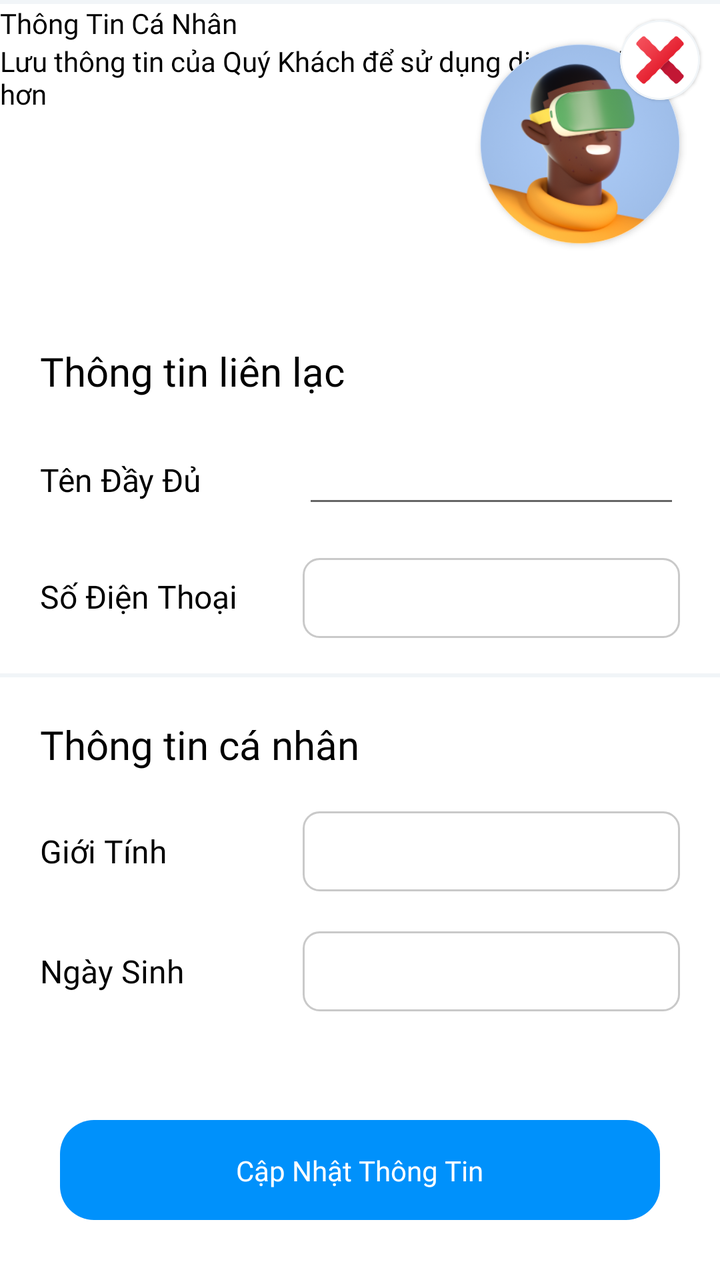
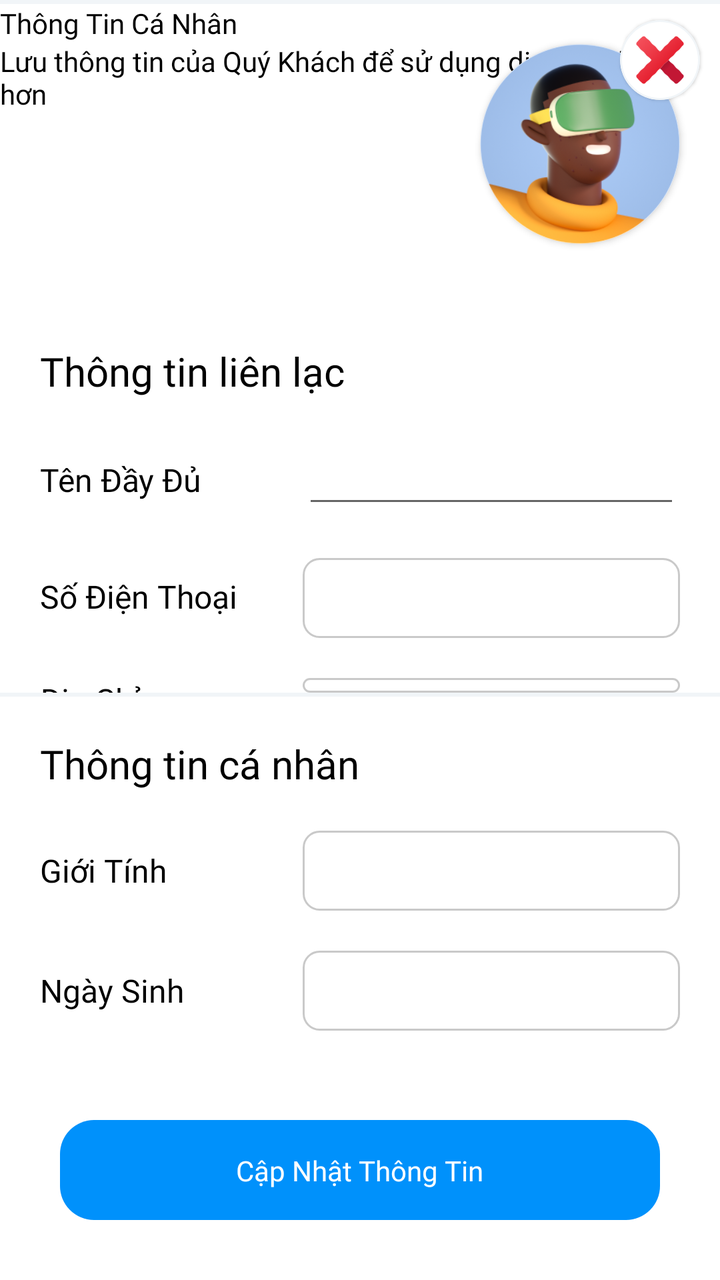

An Android layout rendered at two revisions. The XML below is the earlier revision; the diff shows what the commit changed to produce the second picture.
<!-- AndroidManifest.xml: application theme Base.Theme.TEPTimeshareExchangePlatform -->
<!-- res/layout/dialog_member_info.xml -->
<?xml version="1.0" encoding="utf-8"?>
<androidx.constraintlayout.widget.ConstraintLayout
    xmlns:android="http://schemas.android.com/apk/res/android"
    xmlns:app="http://schemas.android.com/apk/res-auto"
    xmlns:tools="http://schemas.android.com/tools"
    android:layout_width="match_parent"
    android:layout_height="match_parent">

    
    <com.google.android.material.card.MaterialCardView
        android:layout_width="40dp"
        android:layout_height="40dp"
        android:layout_margin="10dp"
        android:layout_marginEnd="10dp"
        android:clickable="true"
        android:elevation="10dp"
        app:cardCornerRadius="60dp"
        app:layout_constraintEnd_toEndOf="parent"
        app:layout_constraintTop_toTopOf="parent"
        app:strokeColor="@color/primary_background_F9"
        app:strokeWidth="1dp">


        <ImageView
            android:id="@+id/im_close"
            android:layout_width="wrap_content"
            android:layout_height="wrap_content"
            android:layout_gravity="center"
            android:layout_margin="5dp"
            android:scaleType="centerCrop"
            android:src="@drawable/ic_close" />
    </com.google.android.material.card.MaterialCardView>

    
    <LinearLayout
        android:layout_width="match_parent"
        android:layout_height="match_parent"
        android:background="@color/primary_background_F9"
        android:orientation="vertical"
        android:weightSum="10"
        app:layout_constraintTop_toTopOf="parent">

        
        <androidx.constraintlayout.widget.ConstraintLayout
            android:layout_marginTop="2dp"
            android:background="@color/white"
            android:layout_width="match_parent"
            android:layout_height="150dp">

            <TextView
                android:id="@+id/textView29"
                android:layout_width="0dp"
                android:layout_height="wrap_content"
                android:fontFamily="@font/inter_bold"
                android:text="Thông Tin Cá Nhân"
                android:textColor="@color/black"
                app:layout_constraintStart_toStartOf="parent"
                app:layout_constraintTop_toTopOf="parent">

            </TextView>

            <TextView
                android:layout_width="0dp"
                android:layout_height="wrap_content"
                android:fontFamily="@font/inter_bold"
                android:text="Lưu thông tin của Quý Khách để sử dụng dịch vụ nhanh hơn"
                android:textColor="@color/black"
                app:layout_constraintStart_toStartOf="parent"
                app:layout_constraintTop_toBottomOf="@+id/textView29">

            </TextView>

            <androidx.cardview.widget.CardView
                android:layout_width="100dp"
                android:layout_height="100dp"
                app:cardCornerRadius="50dp"
                android:layout_marginEnd="20dp"
                android:layout_marginTop="20dp"
                app:layout_constraintEnd_toEndOf="parent"
                app:layout_constraintTop_toTopOf="parent">
                <ImageView
                    android:layout_width="match_parent"
                    android:layout_height="match_parent"
                    android:scaleType="centerCrop"
                    android:src="@drawable/ic_user_default_avt" />
            </androidx.cardview.widget.CardView>



        </androidx.constraintlayout.widget.ConstraintLayout>


        
        <LinearLayout
            android:layout_width="match_parent"
            android:layout_height="0dp"
            android:layout_weight="3.8"
            android:background="@color/white"
            android:orientation="vertical"
            android:paddingStart="20dp"
            android:paddingTop="20dp"
            android:paddingEnd="20dp">
            
            <TextView
                android:id="@+id/textView26"
                android:layout_width="match_parent"
                android:layout_height="wrap_content"
                android:fontFamily="@font/inter_extrabold"
                android:maxLines="1"
                android:text="Thông tin liên lạc"
                android:textColor="@color/black"
                android:textSize="20dp"
                app:layout_constraintStart_toStartOf="parent"
                app:layout_constraintTop_toTopOf="parent" />

            
            <LinearLayout
                android:layout_width="match_parent"
                android:layout_height="40dp"
                android:layout_marginTop="20dp"
                android:orientation="horizontal"
                android:weightSum="10"
                app:layout_constraintEnd_toEndOf="parent"
                app:layout_constraintTop_toBottomOf="@+id/textView26">

                
                <TextView
                    android:id="@+id/textView27"
                    android:layout_width="0dp"
                    android:layout_height="wrap_content"
                    android:layout_weight="3.5"
                    android:fontFamily="@font/inter_semibold"
                    android:text="Tên Đầy Đủ"
                    android:textColor="@color/black"
                    android:textSize="16dp"
                    app:layout_constraintBottom_toBottomOf="parent"
                    app:layout_constraintStart_toStartOf="parent"
                    app:layout_constraintTop_toTopOf="parent" />

                
                <EditText
                    android:id="@+id/edt_fullname"
                    android:layout_width="0dp"
                    android:layout_height="match_parent"
                    android:layout_marginStart="30dp"
                    android:layout_weight="6.5"
                    android:fontFamily="@font/inter_semibold"
                    android:inputType="textPersonName"
                    android:maxLines="1"
                    android:paddingStart="10dp"
                    android:textColor="@color/black"
                    android:textSize="14dp"
                    app:layout_constraintBottom_toBottomOf="parent"
                    app:layout_constraintEnd_toEndOf="parent"
                    app:layout_constraintStart_toEndOf="@+id/textView27"
                    app:layout_constraintTop_toTopOf="parent" />


            </LinearLayout>

            
            <LinearLayout
                android:layout_width="match_parent"
                android:layout_height="40dp"
                android:layout_marginTop="20dp"
                android:orientation="horizontal"
                android:weightSum="10">

                
                <TextView
                    android:layout_width="0dp"
                    android:layout_height="wrap_content"
                    android:layout_weight="3.5"
                    android:fontFamily="@font/inter_semibold"
                    android:text="Số Điện Thoại"
                    android:textColor="@color/black"
                    android:textSize="16dp" />

                
                <EditText
                    android:id="@+id/edt_phone"
                    android:layout_width="0dp"
                    android:layout_height="match_parent"
                    android:layout_marginStart="30dp"
                    android:layout_weight="6.5"
                    android:background="@drawable/background_stroke_around"
                    android:fontFamily="@font/inter_semibold"
                    android:inputType="phone"
                    android:maxLines="1"
                    android:paddingStart="10dp"
                    android:textColor="@color/black"
                    android:textSize="14dp" />


            </LinearLayout>

            
            <LinearLayout
                android:layout_width="match_parent"
                android:layout_height="40dp"
                android:layout_marginTop="20dp"
                android:orientation="horizontal"
                android:weightSum="10">

                
                <TextView
                    android:layout_width="0dp"
                    android:layout_height="wrap_content"
                    android:layout_weight="3.5"
                    android:fontFamily="@font/inter_semibold"
                    android:text="Email"
                    android:textColor="@color/black"
                    android:textSize="16dp" />

                
                <EditText
                    android:id="@+id/edt_email"
                    android:layout_width="0dp"
                    android:layout_height="match_parent"
                    android:layout_marginStart="30dp"
                    android:layout_weight="6.5"
                    android:background="@drawable/background_stroke_around"
                    android:fontFamily="@font/inter_semibold"
                    android:inputType="textEmailAddress"
                    android:maxLines="1"
                    android:paddingStart="10dp"
                    android:textColor="@color/black"
                    android:textSize="14dp" />


            </LinearLayout>

            
            <LinearLayout
                android:layout_width="match_parent"
                android:layout_height="wrap_content"
                android:layout_marginTop="20dp"
                android:gravity="center"
                android:minHeight="40dp"
                android:orientation="horizontal"
                android:weightSum="10">

                
                <TextView
                    android:layout_width="0dp"
                    android:layout_height="wrap_content"
                    android:layout_weight="3.5"
                    android:fontFamily="@font/inter_semibold"
                    android:text="Địa Chỉ"
                    android:textColor="@color/black"
                    android:textSize="16dp" />

                
                <EditText
                    android:id="@+id/edt_address"
                    android:layout_width="0dp"
                    android:layout_height="wrap_content"
                    android:layout_marginStart="30dp"
                    android:layout_weight="6.5"
                    android:background="@drawable/background_stroke_around"
                    android:fontFamily="@font/inter_semibold"
                    android:inputType="textMultiLine"
                    android:maxLines="3"
                    android:minHeight="40dp"
                    android:paddingStart="10dp"
                    android:textColor="@color/black"
                    android:textSize="14dp" />
            </LinearLayout>
        </LinearLayout>

        
        <LinearLayout
            android:layout_width="match_parent"
            android:layout_height="0dp"
            android:layout_marginTop="2dp"
            android:layout_weight="6.2"
            android:background="@color/white"
            android:orientation="vertical"
            android:paddingStart="20dp"
            android:paddingTop="20dp"
            android:paddingEnd="20dp">
            
            <TextView
                android:layout_width="match_parent"
                android:layout_height="wrap_content"
                android:fontFamily="@font/inter_extrabold"
                android:maxLines="1"
                android:text="Thông tin cá nhân"
                android:textColor="@color/black"
                android:textSize="20dp"
                app:layout_constraintStart_toStartOf="parent"
                app:layout_constraintTop_toTopOf="parent" />

            
            <LinearLayout
                android:gravity="center"
                android:layout_width="match_parent"
                android:layout_height="40dp"
                android:layout_marginTop="20dp"
                android:orientation="horizontal"
                android:weightSum="10"
                app:layout_constraintEnd_toEndOf="parent"
                app:layout_constraintTop_toBottomOf="@+id/textView26">

                
                <TextView
                    android:layout_width="0dp"
                    android:layout_height="wrap_content"
                    android:layout_weight="3.5"
                    android:fontFamily="@font/inter_semibold"
                    android:text="Giới Tính"
                    android:textColor="@color/black"
                    android:textSize="16dp"
                    app:layout_constraintBottom_toBottomOf="parent"
                    app:layout_constraintStart_toStartOf="parent"
                    app:layout_constraintTop_toTopOf="parent" />

                
                <Spinner
                    android:id="@+id/sp_gender"
                    style="@style/CustomSpinner"
                    android:layout_width="0dp"
                    android:layout_height="match_parent"
                    android:layout_marginStart="30dp"
                    android:layout_weight="6.5"
                    android:background="@drawable/background_stroke_around"
                    android:fontFamily="@font/inter_semibold"
                    android:inputType="textPersonName"
                    android:maxLines="1"
                    android:textColor="@color/black"
                    android:textSize="14dp"
                    app:layout_constraintBottom_toBottomOf="parent"
                    app:layout_constraintEnd_toEndOf="parent"
                    app:layout_constraintStart_toEndOf="@+id/textView27"
                    app:layout_constraintTop_toTopOf="parent" />


            </LinearLayout>

            
            <LinearLayout
                android:layout_width="match_parent"
                android:layout_height="40dp"
                android:layout_marginTop="20dp"
                android:gravity="center"
                android:orientation="horizontal"
                android:weightSum="10">

                
                <TextView
                    android:layout_width="0dp"
                    android:layout_height="wrap_content"
                    android:layout_weight="3.5"
                    android:fontFamily="@font/inter_semibold"
                    android:text="Ngày Sinh"
                    android:textColor="@color/black"
                    android:textSize="16dp" />

                
                <TextView
                    android:id="@+id/tv_dob"
                    android:gravity="center|left"
                    android:layout_width="0dp"
                    android:layout_height="match_parent"
                    android:layout_marginStart="30dp"
                    android:layout_weight="6.5"
                    android:background="@drawable/background_stroke_around"
                    android:fontFamily="@font/inter_semibold"
                    android:maxLines="1"
                    android:paddingStart="10dp"
                    android:textColor="@color/black"
                    android:textSize="14dp" />


            </LinearLayout>


        </LinearLayout>


    </LinearLayout>

    <androidx.constraintlayout.widget.ConstraintLayout
        android:id="@+id/ctr_request_button"
        android:layout_width="match_parent"
        android:layout_height="50dp"
        android:layout_margin="30dp"
        android:background="@drawable/ripple_effect_white"
        android:backgroundTint="@color/blue_see_more"
        android:clickable="true"
        app:layout_constraintBottom_toBottomOf="parent"
        app:layout_constraintEnd_toEndOf="parent"
        app:layout_constraintStart_toStartOf="parent">

        <LinearLayout
            android:layout_width="match_parent"
            android:layout_height="wrap_content"
            android:gravity="center"
            android:orientation="vertical"
            app:layout_constraintBottom_toBottomOf="parent"
            app:layout_constraintTop_toTopOf="parent"
            tools:layout_editor_absoluteX="0dp">

            <TextView
                android:layout_width="wrap_content"
                android:layout_height="wrap_content"
                android:layout_gravity="center"
                android:fontFamily="@font/inter_semibold"
                android:text="Cập Nhật Thông Tin"
                android:textColor="@color/white" />
        </LinearLayout>
    </androidx.constraintlayout.widget.ConstraintLayout>


</androidx.constraintlayout.widget.ConstraintLayout>
<!-- resources referenced by this layout -->
<resources>
  <color name="black">#FF000000</color>
  <color name="blue_see_more">#0091FB</color>
  <color name="primary_background_F9">#BFEDF2F6</color>
  <color name="white">#FFFFFFFF</color>
  <!-- drawable background_stroke_around (drawable) -->
  <?xml version="1.0" encoding="utf-8"?>
  <shape xmlns:android="http://schemas.android.com/apk/res/android"
      android:shape="rectangle"
      >
      <stroke android:width="1dp" android:color="@color/primary_background"/>
      <corners android:radius="8dp"/>
  
  </shape>
  <!-- drawable ic_close: png bitmap (drawable, 2827 bytes) -->
  <!-- drawable ic_user_default_avt: png bitmap (drawable, 53196 bytes) -->
  <!-- drawable ripple_effect_white (drawable) -->
  <?xml version="1.0" encoding="utf-8"?>
  <ripple xmlns:android="http://schemas.android.com/apk/res/android"
      android:color="?android:attr/colorControlHighlight">
      <item>
          <shape android:shape="rectangle">
              <corners android:radius="17dp"></corners>
              <solid android:color="@color/gray_light_background"></solid>
          </shape>
      </item>
  </ripple>
  <style name="CustomSpinner" parent="Widget.AppCompat.Spinner.Underlined">
          <item name="android:background">@drawable/spinner_background</item>
          <item name="android:padding">10dp</item>
          <item name="android:textSize">16sp</item>
      </style>
  <style name="Base.Theme.TEPTimeshareExchangePlatform" parent="Theme.MaterialComponents.DayNight.NoActionBar">
          <item name="android:statusBarColor">@color/white</item>
          <item name="android:windowLightStatusBar">true
          </item> 
      </style>
  <color name="primary_background">#C9C9C9</color>
  <color name="gray_light_background">#EDF2F6</color>
  <!-- drawable spinner_background (drawable) -->
  <?xml version="1.0" encoding="utf-8"?>
  <shape xmlns:android="http://schemas.android.com/apk/res/android">
      <solid android:color="@android:color/white" />
      <corners android:radius="8dp" />
      <stroke
          android:width="1dp"
          android:color="@android:color/darker_gray" />
  </shape>
</resources>

<!-- the commit's change to res/layout/dialog_member_info.xml (unified diff, before → after) -->
@@ -94,7 +94,7 @@
         <LinearLayout
             android:layout_width="match_parent"
             android:layout_height="0dp"
-            android:layout_weight="3.8"
+            android:layout_weight="4"
             android:background="@color/white"
             android:orientation="vertical"
             android:paddingStart="20dp"
@@ -194,41 +194,7 @@
 
             </LinearLayout>
 
-            
-            <LinearLayout
-                android:layout_width="match_parent"
-                android:layout_height="40dp"
-                android:layout_marginTop="20dp"
-                android:orientation="horizontal"
-                android:weightSum="10">
-
-                
-                <TextView
-                    android:layout_width="0dp"
-                    android:layout_height="wrap_content"
-                    android:layout_weight="3.5"
-                    android:fontFamily="@font/inter_semibold"
-                    android:text="Email"
-                    android:textColor="@color/black"
-                    android:textSize="16dp" />
-
-                
-                <EditText
-                    android:id="@+id/edt_email"
-                    android:layout_width="0dp"
-                    android:layout_height="match_parent"
-                    android:layout_marginStart="30dp"
-                    android:layout_weight="6.5"
-                    android:background="@drawable/background_stroke_around"
-                    android:fontFamily="@font/inter_semibold"
-                    android:inputType="textEmailAddress"
-                    android:maxLines="1"
-                    android:paddingStart="10dp"
-                    android:textColor="@color/black"
-                    android:textSize="14dp" />
-
-
-            </LinearLayout>
+           
 
             
             <LinearLayout
